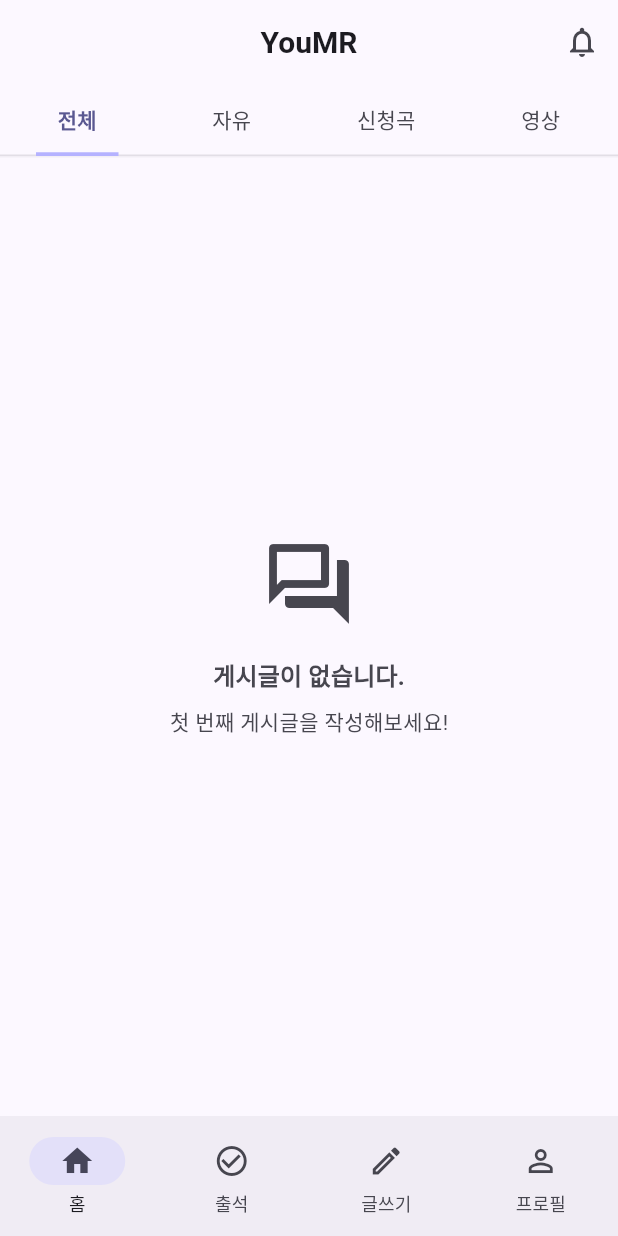
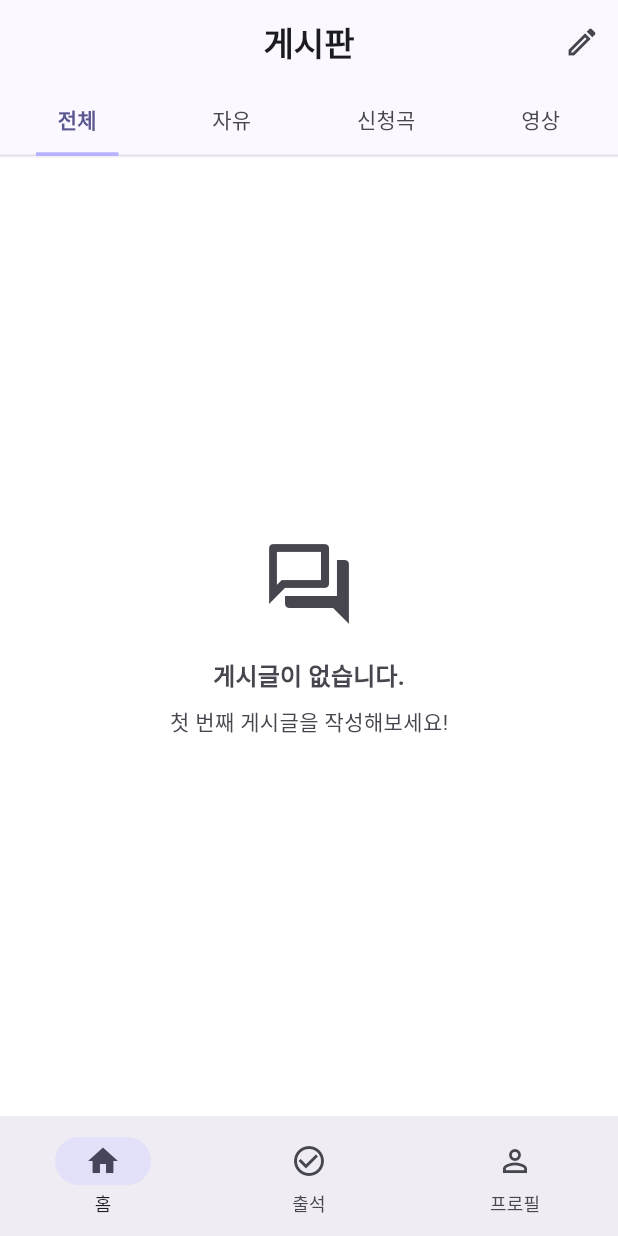
Before and after one commit to ayz1070/youmr_v2, a Flutter app: the MainNavigationPage screen opened directly, on a phone screen of 412 x 824 dp. Run offline on Flutter 3.47's test engine with Material 3 defaults, Android fonts, the phone set to English and light mode, and no system bars; our stand-ins replace cloud_firestore, dartz, firebase_auth, firebase_core, flutter_riverpod, freezed_annotation and 3 more; accounts and stored records are empty; Roboto replaces fonts that are missing (Montserrat).

Commit message:
[refactor] home -> post로 네이밍 변경 #4

```diff
--- a/lib/features/main/presentation/pages/main_navigation_page.dart
+++ b/lib/features/main/presentation/pages/main_navigation_page.dart
@@ -1,8 +1,7 @@
 import 'package:flutter/material.dart';
 import '../../../attendance/presentation/pages/attendance_page.dart';
-import '../../../home/presentation/pages/home_page.dart';
+import '../../../post/presentation/pages/post_page.dart';
 import '../../../profile/presentation/pages/profile_page.dart';
-import '../../../home/presentation/pages/write_page.dart';
 
 /// 앱의 메인 네비게이션(홈/출석/글쓰기/프로필) 페이지
 class MainNavigationPage extends StatefulWidget {
@@ -17,9 +16,8 @@ class _MainNavigationPageState extends State<MainNavigationPage> {
 
   // 각 탭별 페이지 위젯 리스트
   final List<Widget> _pages = const [
-    HomePage(),
+    PostPage(),
     AttendancePage(),
-    WritePage(),
     ProfilePage(),
   ];
 
@@ -27,37 +25,12 @@ class _MainNavigationPageState extends State<MainNavigationPage> {
   final List<String> _titles = [
     'YouMR',
     '출석',
-    '글쓰기',
     '프로필',
   ];
 
   @override
   Widget build(BuildContext context) {
     return Scaffold(
-      appBar: AppBar(
-        title: Text(
-          _titles[_currentIndex],
-          style: const TextStyle(
-            fontWeight: FontWeight.bold,
-            fontSize: 20,
-          ),
-        ),
-        backgroundColor: Theme.of(context).colorScheme.surface,
-        elevation: 0,
-        centerTitle: true,
-        actions: [
-          if (_currentIndex == 0) // 홈 화면에서만 알림 아이콘 표시
-            IconButton(
-              icon: const Icon(Icons.notifications_outlined),
-              onPressed: () {
-                // TODO: 알림 페이지로 이동
-                ScaffoldMessenger.of(context).showSnackBar(
-                  const SnackBar(content: Text('알림 기능 준비 중입니다.')),
-                );
-              },
-            ),
-        ],
-      ),
       body: _pages[_currentIndex],
       bottomNavigationBar: NavigationBar(
         selectedIndex: _currentIndex,
@@ -74,11 +47,6 @@ class _MainNavigationPageState extends State<MainNavigationPage> {
             label: '출석',
           ),
           NavigationDestination(
-            icon: Icon(Icons.edit_outlined),
-            selectedIcon: Icon(Icons.edit),
-            label: '글쓰기',
-          ),
-          NavigationDestination(
             icon: Icon(Icons.person_outline),
             selectedIcon: Icon(Icons.person),
             label: '프로필',
--- a/lib/features/home/domain/repositories/post_repository.dart
+++ b/lib/features/post/domain/repositories/post_repository.dart
@@ -1,4 +1,5 @@
-import 'package:youmr_v2/features/home/domain/entities/post.dart';
+
+import '../entities/post.dart';
 
 /// 게시글 저장소 인터페이스
 /// 데이터 접근을 추상화하여 의존성 역전을 실현합니다.
--- a/lib/features/home/domain/use_cases/get_posts_use_case.dart
+++ b/lib/features/post/domain/use_cases/get_posts_use_case.dart
@@ -1,5 +1,6 @@
-import 'package:youmr_v2/features/home/domain/entities/post.dart';
-import 'package:youmr_v2/features/home/domain/repositories/post_repository.dart';
+
+import '../entities/post.dart';
+import '../repositories/post_repository.dart';
 
 /// 게시글 목록 조회 유즈케이스
 /// 비즈니스 로직에서 게시글 목록을 가져올 때 사용합니다.
--- a/lib/features/home/presentation/pages/home_page.dart
+++ b/lib/features/post/presentation/pages/post_page.dart
@@ -5,16 +5,17 @@ import '../widgets/post_category_tabbar.dart';
 import '../widgets/post_card.dart';
 import '../widgets/ad_banner.dart';
 import '../../domain/entities/post.dart';
+import 'write_page.dart'; // Added import for WritePage
 
 /// 홈 탭 메인 페이지 (게시글 피드 + 카테고리 + 광고)
-class HomePage extends StatefulWidget {
-  const HomePage({super.key});
+class PostPage extends StatefulWidget {
+  const PostPage({super.key});
 
   @override
-  State<HomePage> createState() => _HomePageState();
+  State<PostPage> createState() => _PostPageState();
 }
 
-class _HomePageState extends State<HomePage> with SingleTickerProviderStateMixin {
+class _PostPageState extends State<PostPage> with SingleTickerProviderStateMixin {
   late TabController _tabController;
   final List<String> _categories = ['전체', '자유', '신청곡', '영상'];
   final PostFirestoreDataSource _dataSource = PostFirestoreDataSource();
@@ -111,9 +112,27 @@ class _HomePageState extends State<HomePage> with SingleTickerProviderStateMixin
   @override
   Widget build(BuildContext context) {
     final theme = Theme.of(context);
-    return Material(
-      color: theme.colorScheme.background,
-      child: SafeArea(
+    return Scaffold(
+      appBar: AppBar(
+        title: const Text('게시판', style: TextStyle(fontWeight: FontWeight.bold)),
+        backgroundColor: theme.colorScheme.surface,
+        elevation: 0,
+        centerTitle: true,
+        actions: [
+          IconButton(
+            icon: const Icon(Icons.edit_outlined),
+            tooltip: '글쓰기',
+            onPressed: () {
+              Navigator.of(context).push(
+                MaterialPageRoute(
+                  builder: (_) => WritePage(),
+                ),
+              );
+            },
+          ),
+        ],
+      ),
+      body: SafeArea(
         bottom: false,
         child: Column(
           children: [
--- a/lib/features/home/presentation/providers/post_provider.dart
+++ b/lib/features/post/presentation/providers/post_provider.dart
@@ -1,6 +1,7 @@
 import 'package:flutter_riverpod/flutter_riverpod.dart';
-import 'package:youmr_v2/features/home/domain/entities/post.dart';
-import 'package:youmr_v2/features/home/domain/use_cases/get_posts_use_case.dart';
+
+import '../../domain/entities/post.dart';
+import '../../domain/use_cases/get_posts_use_case.dart';
 
 /// 게시글 목록 상태
 class PostListState {
```
Also changed, not shown: lib/features/attendance/presentation/widgets/attendance_day_row.dart (+13 -1 lines), lib/features/home/data/entities/post.dart (deleted, +0 -48 lines), lib/features/post/data/repositories/post_repository_impl.dart (renamed from lib/features/home/data/repositories/post_repository_impl.dart, +5 -5 lines), lib/features/post/presentation/widgets/post_card.dart (renamed from lib/features/home/presentation/widgets/post_card.dart, +10 -2 lines), lib/features/home/data/entities/post.freezed.dart (deleted), lib/features/home/domain/entities/post.g.dart (deleted), lib/features/post/data/data_sources/post_firestore_data_source.dart (renamed from lib/features/home/data/data_sources/post_firestore_data_source.dart), lib/features/post/data/dtos/post_dto.dart (renamed from lib/features/home/data/dtos/post_dto.dart), lib/features/post/data/dtos/post_dto.freezed.dart (renamed from lib/features/home/data/dtos/post_dto.freezed.dart), lib/features/post/data/dtos/post_dto.g.dart (renamed from lib/features/home/data/dtos/post_dto.g.dart), lib/features/post/domain/entities/post.dart (renamed from lib/features/home/domain/entities/post.dart), lib/features/post/domain/entities/post.freezed.dart (renamed from lib/features/home/domain/entities/post.freezed.dart), lib/features/post/domain/entities/post.g.dart (renamed from lib/features/home/data/entities/post.g.dart), lib/features/post/presentation/pages/post_detail_page.dart (renamed from lib/features/home/presentation/pages/post_detail_page.dart), 7 more files.
